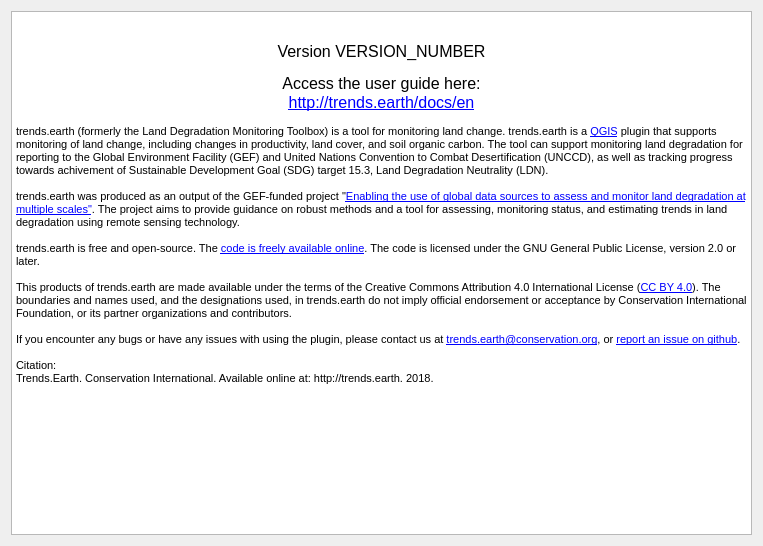
This is LDMP/gui/DlgAbout.ui in ConservationInternational/trends.earth as Qt 5 draws it before an edit. The edited form follows.
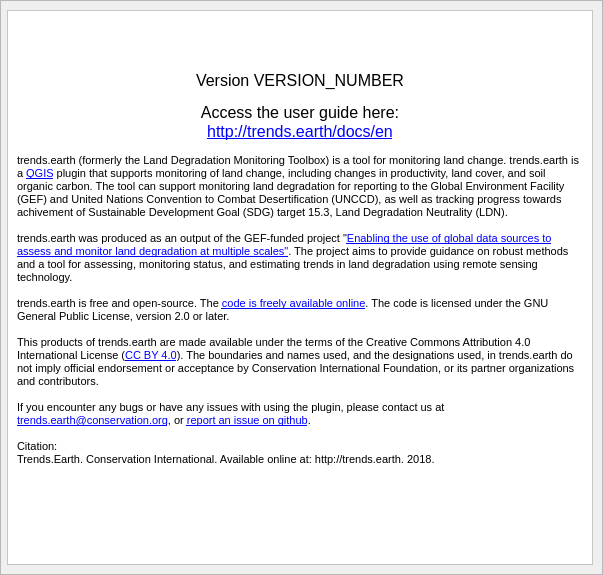
This is the edited form. Icons and pictures are not drawn.

Diff of the .ui file:
```diff
--- a/LDMP/gui/DlgAbout.ui
+++ b/LDMP/gui/DlgAbout.ui
@@ -6,61 +6,187 @@
    <rect>
     <x>0</x>
     <y>0</y>
-    <width>763</width>
-    <height>546</height>
+    <width>603</width>
+    <height>575</height>
    </rect>
   </property>
+  <property name="sizePolicy">
+   <sizepolicy hsizetype="Preferred" vsizetype="Preferred">
+    <horstretch>0</horstretch>
+    <verstretch>0</verstretch>
+   </sizepolicy>
+  </property>
+  <property name="maximumSize">
+   <size>
+    <width>16777215</width>
+    <height>16777215</height>
+   </size>
+  </property>
   <property name="windowTitle">
    <string>About trends.earth</string>
   </property>
-  <layout class="QGridLayout" name="gridLayout">
-   <item row="0" column="0" colspan="2">
-    <widget class="QTextBrowser" name="textBrowser">
-     <property name="styleSheet">
-      <string notr="true"/>
+  <layout class="QVBoxLayout" name="verticalLayout_3">
+   <property name="spacing">
+    <number>0</number>
+   </property>
+   <property name="leftMargin">
+    <number>0</number>
+   </property>
+   <property name="topMargin">
+    <number>0</number>
+   </property>
+   <property name="rightMargin">
+    <number>0</number>
+   </property>
+   <property name="bottomMargin">
+    <number>0</number>
+   </property>
+   <item>
+    <widget class="QScrollArea" name="scrollArea">
+     <property name="frameShadow">
+      <enum>QFrame::Plain</enum>
      </property>
-     <property name="html">
-      <string>&lt;!DOCTYPE HTML PUBLIC &quot;-//W3C//DTD HTML 4.0//EN&quot; &quot;http://www.w3.org/TR/REC-html40/strict.dtd&quot;&gt;
-&lt;html&gt;&lt;head&gt;&lt;meta name=&quot;qrichtext&quot; content=&quot;1&quot; /&gt;&lt;style type=&quot;text/css&quot;&gt;
-p, li { white-space: pre-wrap; }
-&lt;/style&gt;&lt;/head&gt;&lt;body style=&quot; font-family:'MS Shell Dlg 2'; font-size:7.875pt; font-weight:400; font-style:normal;&quot;&gt;
-&lt;p align=&quot;center&quot; style=&quot; margin-top:0px; margin-bottom:0px; margin-left:0px; margin-right:0px; -qt-block-indent:0; text-indent:0px;&quot;&gt;&lt;img src=&quot;:/plugins/LDMP/icons/trends_earth_logo_bl_small.png&quot; /&gt;&lt;/p&gt;
-&lt;p align=&quot;center&quot; style=&quot;-qt-paragraph-type:empty; margin-top:0px; margin-bottom:0px; margin-left:0px; margin-right:0px; -qt-block-indent:0; text-indent:0px; font-size:8pt;&quot;&gt;&lt;br /&gt;&lt;/p&gt;
-&lt;p align=&quot;center&quot; style=&quot; margin-top:0px; margin-bottom:0px; margin-left:0px; margin-right:0px; -qt-block-indent:0; text-indent:0px;&quot;&gt;&lt;span style=&quot; font-size:12pt;&quot;&gt;Version VERSION_NUMBER&lt;/span&gt;&lt;/p&gt;
-&lt;p align=&quot;center&quot; style=&quot;-qt-paragraph-type:empty; margin-top:0px; margin-bottom:0px; margin-left:0px; margin-right:0px; -qt-block-indent:0; text-indent:0px; font-size:8pt;&quot;&gt;&lt;br /&gt;&lt;/p&gt;
-&lt;p align=&quot;center&quot; style=&quot; margin-top:0px; margin-bottom:0px; margin-left:0px; margin-right:0px; -qt-block-indent:0; text-indent:0px;&quot;&gt;&lt;span style=&quot; font-size:12pt;&quot;&gt;Access the user guide here:&lt;/span&gt;&lt;/p&gt;
-&lt;p align=&quot;center&quot; style=&quot; margin-top:0px; margin-bottom:0px; margin-left:0px; margin-right:0px; -qt-block-indent:0; text-indent:0px;&quot;&gt;&lt;a href=&quot;http://trends.earth/docs/en&quot;&gt;&lt;span style=&quot; font-size:12pt; text-decoration: underline; color:#0000ff;&quot;&gt;http://trends.earth/docs/en&lt;/span&gt;&lt;/a&gt;&lt;/p&gt;
-&lt;p style=&quot;-qt-paragraph-type:empty; margin-top:0px; margin-bottom:0px; margin-left:0px; margin-right:0px; -qt-block-indent:0; text-indent:0px; font-size:8pt;&quot;&gt;&lt;br /&gt;&lt;/p&gt;
-&lt;p style=&quot; margin-top:0px; margin-bottom:0px; margin-left:0px; margin-right:0px; -qt-block-indent:0; text-indent:0px;&quot;&gt;&lt;span style=&quot; font-size:8pt;&quot;&gt;trends.earth (formerly the Land Degradation Monitoring Toolbox) is a tool for monitoring land change. trends.earth is a &lt;/span&gt;&lt;a href=&quot;http://www.qgis.org&quot;&gt;&lt;span style=&quot; font-size:8pt; text-decoration: underline; color:#0000ff;&quot;&gt;QGIS&lt;/span&gt;&lt;/a&gt;&lt;span style=&quot; font-size:8pt;&quot;&gt; plugin that supports monitoring of land change, including changes in productivity, land cover, and soil organic carbon. The tool can support monitoring land degradation for reporting to the Global Environment Facility (GEF) and United Nations Convention to Combat Desertification (UNCCD), as well as tracking progress towards achivement of Sustainable Development Goal (SDG) target 15.3, Land Degradation Neutrality (LDN).&lt;/span&gt;&lt;/p&gt;
-&lt;p style=&quot;-qt-paragraph-type:empty; margin-top:0px; margin-bottom:0px; margin-left:0px; margin-right:0px; -qt-block-indent:0; text-indent:0px; font-size:8pt;&quot;&gt;&lt;br /&gt;&lt;/p&gt;
-&lt;p style=&quot; margin-top:0px; margin-bottom:0px; margin-left:0px; margin-right:0px; -qt-block-indent:0; text-indent:0px;&quot;&gt;&lt;span style=&quot; font-size:8pt;&quot;&gt;trends.earth was produced as an output of the GEF-funded project &amp;quot;&lt;/span&gt;&lt;a href=&quot;http://vitalsigns.org/gef-ldmp&quot;&gt;&lt;span style=&quot; font-size:8pt; text-decoration: underline; color:#0000ff;&quot;&gt;Enabling the use of global data sources to assess and monitor land degradation at multiple scales&amp;quot;&lt;/span&gt;&lt;/a&gt;&lt;span style=&quot; font-size:8pt;&quot;&gt;. The project aims to provide guidance on robust methods and a tool for assessing, monitoring status, and estimating trends in land degradation using remote sensing technology.&lt;/span&gt;&lt;/p&gt;
-&lt;p style=&quot;-qt-paragraph-type:empty; margin-top:0px; margin-bottom:0px; margin-left:0px; margin-right:0px; -qt-block-indent:0; text-indent:0px; font-size:8pt;&quot;&gt;&lt;br /&gt;&lt;/p&gt;
-&lt;p style=&quot; margin-top:0px; margin-bottom:0px; margin-left:0px; margin-right:0px; -qt-block-indent:0; text-indent:0px;&quot;&gt;&lt;span style=&quot; font-size:8pt;&quot;&gt;trends.earth is free and open-source. The &lt;/span&gt;&lt;a href=&quot;https://github.com/ConservationInternational/trends.earth&quot;&gt;&lt;span style=&quot; font-size:8pt; text-decoration: underline; color:#0000ff;&quot;&gt;code is freely available online&lt;/span&gt;&lt;/a&gt;&lt;span style=&quot; font-size:8pt;&quot;&gt;. The code is licensed under the GNU General Public License, version 2.0 or later.&lt;/span&gt;&lt;/p&gt;
-&lt;p style=&quot;-qt-paragraph-type:empty; margin-top:0px; margin-bottom:0px; margin-left:0px; margin-right:0px; -qt-block-indent:0; text-indent:0px; font-size:8pt;&quot;&gt;&lt;br /&gt;&lt;/p&gt;
-&lt;p style=&quot; margin-top:0px; margin-bottom:0px; margin-left:0px; margin-right:0px; -qt-block-indent:0; text-indent:0px;&quot;&gt;&lt;span style=&quot; font-size:8pt;&quot;&gt;This products of trends.earth are made available under the terms of the Creative Commons Attribution 4.0 International License (&lt;/span&gt;&lt;a href=&quot;https://creativecommons.org/licenses/by/4.0/&quot;&gt;&lt;span style=&quot; font-size:8pt; text-decoration: underline; color:#0000ff;&quot;&gt;CC BY 4.0&lt;/span&gt;&lt;/a&gt;&lt;span style=&quot; font-size:8pt;&quot;&gt;). The boundaries and names used, and the designations used, in trends.earth do not imply official endorsement or acceptance by Conservation International Foundation, or its partner organizations and contributors.&lt;/span&gt;&lt;/p&gt;
-&lt;p style=&quot;-qt-paragraph-type:empty; margin-top:0px; margin-bottom:0px; margin-left:0px; margin-right:0px; -qt-block-indent:0; text-indent:0px; font-size:8pt;&quot;&gt;&lt;br /&gt;&lt;/p&gt;
-&lt;p style=&quot; margin-top:0px; margin-bottom:0px; margin-left:0px; margin-right:0px; -qt-block-indent:0; text-indent:0px;&quot;&gt;&lt;span style=&quot; font-size:8pt;&quot;&gt;If you encounter any bugs or have any issues with using the plugin, please contact us at &lt;/span&gt;&lt;a href=&quot;mailto:trends.earth@conservation.org&quot;&gt;&lt;span style=&quot; font-size:8pt; text-decoration: underline; color:#0000ff;&quot;&gt;trends.earth@conservation.org&lt;/span&gt;&lt;/a&gt;&lt;span style=&quot; font-size:8pt;&quot;&gt;, or &lt;/span&gt;&lt;a href=&quot;https://github.com/ConservationInternational/trends.earth/issues&quot;&gt;&lt;span style=&quot; font-size:8pt; text-decoration: underline; color:#0000ff;&quot;&gt;report an issue on github&lt;/span&gt;&lt;/a&gt;&lt;span style=&quot; font-size:8pt;&quot;&gt;.&lt;/span&gt;&lt;/p&gt;
-&lt;p style=&quot;-qt-paragraph-type:empty; margin-top:0px; margin-bottom:0px; margin-left:0px; margin-right:0px; -qt-block-indent:0; text-indent:0px; font-size:8pt;&quot;&gt;&lt;br /&gt;&lt;/p&gt;
-&lt;p style=&quot; margin-top:0px; margin-bottom:0px; margin-left:0px; margin-right:0px; -qt-block-indent:0; text-indent:0px;&quot;&gt;&lt;span style=&quot; font-size:8pt;&quot;&gt;Citation:&lt;/span&gt;&lt;/p&gt;
-&lt;p style=&quot; margin-top:0px; margin-bottom:0px; margin-left:0px; margin-right:0px; -qt-block-indent:0; text-indent:0px;&quot;&gt;&lt;span style=&quot; font-size:8pt;&quot;&gt;Trends.Earth. Conservation International. Available online at: http://trends.earth. 2018.&lt;/span&gt;&lt;/p&gt;
-&lt;p style=&quot;-qt-paragraph-type:empty; margin-top:0px; margin-bottom:0px; margin-left:0px; margin-right:0px; -qt-block-indent:0; text-indent:0px; font-size:8pt;&quot;&gt;&lt;br /&gt;&lt;/p&gt;
-&lt;p style=&quot;-qt-paragraph-type:empty; margin-top:0px; margin-bottom:0px; margin-left:0px; margin-right:0px; -qt-block-indent:0; text-indent:0px; font-size:8pt;&quot;&gt;&lt;br /&gt;&lt;/p&gt;
-&lt;p style=&quot;-qt-paragraph-type:empty; margin-top:0px; margin-bottom:0px; margin-left:0px; margin-right:0px; -qt-block-indent:0; text-indent:0px; font-size:8pt;&quot;&gt;&lt;br /&gt;&lt;/p&gt;
-&lt;table border=&quot;0&quot; style=&quot; margin-top:0px; margin-bottom:0px; margin-left:0px; margin-right:0px;&quot; width=&quot;100%&quot; cellspacing=&quot;0&quot; cellpadding=&quot;0&quot;&gt;
-&lt;tr&gt;
-&lt;td style=&quot; vertical-align:middle;&quot;&gt;
-&lt;p align=&quot;center&quot; style=&quot; margin-top:0px; margin-bottom:0px; margin-left:0px; margin-right:0px; -qt-block-indent:0; text-indent:0px;&quot;&gt;&lt;img src=&quot;:/plugins/LDMP/icons/GEF_logo_small.png&quot; style=&quot;vertical-align: middle;&quot; /&gt;&lt;/p&gt;&lt;/td&gt;
-&lt;td style=&quot; vertical-align:middle;&quot;&gt;
-&lt;p align=&quot;center&quot; style=&quot; margin-top:0px; margin-bottom:0px; margin-left:0px; margin-right:0px; -qt-block-indent:0; text-indent:0px;&quot;&gt;&lt;img src=&quot;:/plugins/LDMP/icons/CI_logo_small.png&quot; style=&quot;vertical-align: middle;&quot; /&gt;&lt;/p&gt;&lt;/td&gt;
-&lt;td style=&quot; vertical-align:middle;&quot;&gt;
-&lt;p align=&quot;center&quot; style=&quot; margin-top:0px; margin-bottom:0px; margin-left:0px; margin-right:0px; -qt-block-indent:0; text-indent:0px;&quot;&gt;&lt;img src=&quot;:/plugins/LDMP/icons/LU_logo_small.png&quot; style=&quot;vertical-align: middle;&quot; /&gt;&lt;/p&gt;&lt;/td&gt;
-&lt;td style=&quot; vertical-align:middle;&quot;&gt;
-&lt;p align=&quot;center&quot; style=&quot; margin-top:0px; margin-bottom:0px; margin-left:0px; margin-right:0px; -qt-block-indent:0; text-indent:0px;&quot;&gt;&lt;img src=&quot;:/plugins/LDMP/icons/NASA_logo_small.png&quot; style=&quot;vertical-align: middle;&quot; /&gt;&lt;/p&gt;&lt;/td&gt;
-&lt;td&gt;&lt;/td&gt;&lt;/tr&gt;&lt;/table&gt;&lt;/body&gt;&lt;/html&gt;</string>
+     <property name="lineWidth">
+      <number>0</number>
      </property>
-     <property name="openExternalLinks">
+     <property name="widgetResizable">
       <bool>true</bool>
      </property>
+     <widget class="QWidget" name="scrollAreaWidgetContents">
+      <property name="geometry">
+       <rect>
+        <x>0</x>
+        <y>0</y>
+        <width>599</width>
+        <height>571</height>
+       </rect>
+      </property>
+      <layout class="QVBoxLayout" name="verticalLayout">
+       <property name="leftMargin">
+        <number>6</number>
+       </property>
+       <item>
+        <widget class="QFrame" name="frame">
+         <property name="autoFillBackground">
+          <bool>false</bool>
+         </property>
+         <property name="styleSheet">
+          <string notr="true">* { background-color: white; }</string>
+         </property>
+         <property name="frameShape">
+          <enum>QFrame::StyledPanel</enum>
+         </property>
+         <property name="frameShadow">
+          <enum>QFrame::Raised</enum>
+         </property>
+         <layout class="QVBoxLayout" name="verticalLayout_2">
+          <item>
+           <widget class="QLabel" name="label">
+            <property name="text">
+             <string/>
+            </property>
+            <property name="pixmap">
+             <pixmap>../icons/trends_earth_logo_bl_small.png</pixmap>
+            </property>
+            <property name="alignment">
+             <set>Qt::AlignCenter</set>
+            </property>
+            <property name="wordWrap">
+             <bool>true</bool>
+            </property>
+           </widget>
+          </item>
+          <item>
+           <widget class="QLabel" name="textBrowser">
+            <property name="text">
+             <string>&lt;p align=&quot;center&quot; style=&quot; margin-top:0px; margin-bottom:0px; margin-left:0px; margin-right:0px; -qt-block-indent:0; text-indent:0px;&quot;&gt;&lt;span style=&quot; font-family:'MS Shell Dlg 2'; font-size:12pt;&quot;&gt;Version VERSION_NUMBER&lt;/span&gt;&lt;/p&gt;
+&lt;p align=&quot;center&quot; style=&quot;-qt-paragraph-type:empty; margin-top:0px; margin-bottom:0px; margin-left:0px; margin-right:0px; -qt-block-indent:0; text-indent:0px; font-family:'MS Shell Dlg 2'; font-size:8pt;&quot;&gt;&lt;br /&gt;&lt;/p&gt;
+&lt;p align=&quot;center&quot; style=&quot; margin-top:0px; margin-bottom:0px; margin-left:0px; margin-right:0px; -qt-block-indent:0; text-indent:0px;&quot;&gt;&lt;span style=&quot; font-family:'MS Shell Dlg 2'; font-size:12pt;&quot;&gt;Access the user guide here:&lt;/span&gt;&lt;/p&gt;
+&lt;p align=&quot;center&quot; style=&quot; margin-top:0px; margin-bottom:0px; margin-left:0px; margin-right:0px; -qt-block-indent:0; text-indent:0px;&quot;&gt;&lt;a href=&quot;http://trends.earth/docs/en&quot;&gt;&lt;span style=&quot; font-family:'MS Shell Dlg 2'; font-size:12pt; text-decoration: underline; color:#0000ff;&quot;&gt;http://trends.earth/docs/en&lt;/span&gt;&lt;/a&gt;&lt;/p&gt;
+&lt;p style=&quot;-qt-paragraph-type:empty; margin-top:0px; margin-bottom:0px; margin-left:0px; margin-right:0px; -qt-block-indent:0; text-indent:0px; font-family:'MS Shell Dlg 2'; font-size:8pt;&quot;&gt;&lt;br /&gt;&lt;/p&gt;
+&lt;p style=&quot; margin-top:0px; margin-bottom:0px; margin-left:0px; margin-right:0px; -qt-block-indent:0; text-indent:0px;&quot;&gt;&lt;span style=&quot; font-family:'MS Shell Dlg 2'; font-size:8pt;&quot;&gt;trends.earth (formerly the Land Degradation Monitoring Toolbox) is a tool for monitoring land change. trends.earth is a &lt;/span&gt;&lt;a href=&quot;http://www.qgis.org&quot;&gt;&lt;span style=&quot; font-family:'MS Shell Dlg 2'; font-size:8pt; text-decoration: underline; color:#0000ff;&quot;&gt;QGIS&lt;/span&gt;&lt;/a&gt;&lt;span style=&quot; font-family:'MS Shell Dlg 2'; font-size:8pt;&quot;&gt; plugin that supports monitoring of land change, including changes in productivity, land cover, and soil organic carbon. The tool can support monitoring land degradation for reporting to the Global Environment Facility (GEF) and United Nations Convention to Combat Desertification (UNCCD), as well as tracking progress towards achivement of Sustainable Development Goal (SDG) target 15.3, Land Degradation Neutrality (LDN).&lt;/span&gt;&lt;/p&gt;
+&lt;p style=&quot;-qt-paragraph-type:empty; margin-top:0px; margin-bottom:0px; margin-left:0px; margin-right:0px; -qt-block-indent:0; text-indent:0px; font-family:'MS Shell Dlg 2'; font-size:8pt;&quot;&gt;&lt;br /&gt;&lt;/p&gt;
+&lt;p style=&quot; margin-top:0px; margin-bottom:0px; margin-left:0px; margin-right:0px; -qt-block-indent:0; text-indent:0px;&quot;&gt;&lt;span style=&quot; font-family:'MS Shell Dlg 2'; font-size:8pt;&quot;&gt;trends.earth was produced as an output of the GEF-funded project &amp;quot;&lt;/span&gt;&lt;a href=&quot;http://vitalsigns.org/gef-ldmp&quot;&gt;&lt;span style=&quot; font-family:'MS Shell Dlg 2'; font-size:8pt; text-decoration: underline; color:#0000ff;&quot;&gt;Enabling the use of global data sources to assess and monitor land degradation at multiple scales&amp;quot;&lt;/span&gt;&lt;/a&gt;&lt;span style=&quot; font-family:'MS Shell Dlg 2'; font-size:8pt;&quot;&gt;. The project aims to provide guidance on robust methods and a tool for assessing, monitoring status, and estimating trends in land degradation using remote sensing technology.&lt;/span&gt;&lt;/p&gt;
+&lt;p style=&quot;-qt-paragraph-type:empty; margin-top:0px; margin-bottom:0px; margin-left:0px; margin-right:0px; -qt-block-indent:0; text-indent:0px; font-family:'MS Shell Dlg 2'; font-size:8pt;&quot;&gt;&lt;br /&gt;&lt;/p&gt;
+&lt;p style=&quot; margin-top:0px; margin-bottom:0px; margin-left:0px; margin-right:0px; -qt-block-indent:0; text-indent:0px;&quot;&gt;&lt;span style=&quot; font-family:'MS Shell Dlg 2'; font-size:8pt;&quot;&gt;trends.earth is free and open-source. The &lt;/span&gt;&lt;a href=&quot;https://github.com/ConservationInternational/trends.earth&quot;&gt;&lt;span style=&quot; font-family:'MS Shell Dlg 2'; font-size:8pt; text-decoration: underline; color:#0000ff;&quot;&gt;code is freely available online&lt;/span&gt;&lt;/a&gt;&lt;span style=&quot; font-family:'MS Shell Dlg 2'; font-size:8pt;&quot;&gt;. The code is licensed under the GNU General Public License, version 2.0 or later.&lt;/span&gt;&lt;/p&gt;
+&lt;p style=&quot;-qt-paragraph-type:empty; margin-top:0px; margin-bottom:0px; margin-left:0px; margin-right:0px; -qt-block-indent:0; text-indent:0px; font-family:'MS Shell Dlg 2'; font-size:8pt;&quot;&gt;&lt;br /&gt;&lt;/p&gt;
+&lt;p style=&quot; margin-top:0px; margin-bottom:0px; margin-left:0px; margin-right:0px; -qt-block-indent:0; text-indent:0px;&quot;&gt;&lt;span style=&quot; font-family:'MS Shell Dlg 2'; font-size:8pt;&quot;&gt;This products of trends.earth are made available under the terms of the Creative Commons Attribution 4.0 International License (&lt;/span&gt;&lt;a href=&quot;https://creativecommons.org/licenses/by/4.0/&quot;&gt;&lt;span style=&quot; font-family:'MS Shell Dlg 2'; font-size:8pt; text-decoration: underline; color:#0000ff;&quot;&gt;CC BY 4.0&lt;/span&gt;&lt;/a&gt;&lt;span style=&quot; font-family:'MS Shell Dlg 2'; font-size:8pt;&quot;&gt;). The boundaries and names used, and the designations used, in trends.earth do not imply official endorsement or acceptance by Conservation International Foundation, or its partner organizations and contributors.&lt;/span&gt;&lt;/p&gt;
+&lt;p style=&quot;-qt-paragraph-type:empty; margin-top:0px; margin-bottom:0px; margin-left:0px; margin-right:0px; -qt-block-indent:0; text-indent:0px; font-family:'MS Shell Dlg 2'; font-size:8pt;&quot;&gt;&lt;br /&gt;&lt;/p&gt;
+&lt;p style=&quot; margin-top:0px; margin-bottom:0px; margin-left:0px; margin-right:0px; -qt-block-indent:0; text-indent:0px;&quot;&gt;&lt;span style=&quot; font-family:'MS Shell Dlg 2'; font-size:8pt;&quot;&gt;If you encounter any bugs or have any issues with using the plugin, please contact us at &lt;/span&gt;&lt;a href=&quot;mailto:trends.earth@conservation.org&quot;&gt;&lt;span style=&quot; font-family:'MS Shell Dlg 2'; font-size:8pt; text-decoration: underline; color:#0000ff;&quot;&gt;trends.earth@conservation.org&lt;/span&gt;&lt;/a&gt;&lt;span style=&quot; font-family:'MS Shell Dlg 2'; font-size:8pt;&quot;&gt;, or &lt;/span&gt;&lt;a href=&quot;https://github.com/ConservationInternational/trends.earth/issues&quot;&gt;&lt;span style=&quot; font-family:'MS Shell Dlg 2'; font-size:8pt; text-decoration: underline; color:#0000ff;&quot;&gt;report an issue on github&lt;/span&gt;&lt;/a&gt;&lt;span style=&quot; font-family:'MS Shell Dlg 2'; font-size:8pt;&quot;&gt;.&lt;/span&gt;&lt;/p&gt;
+&lt;p style=&quot;-qt-paragraph-type:empty; margin-top:0px; margin-bottom:0px; margin-left:0px; margin-right:0px; -qt-block-indent:0; text-indent:0px; font-family:'MS Shell Dlg 2'; font-size:8pt;&quot;&gt;&lt;br /&gt;&lt;/p&gt;
+&lt;p style=&quot; margin-top:0px; margin-bottom:0px; margin-left:0px; margin-right:0px; -qt-block-indent:0; text-indent:0px;&quot;&gt;&lt;span style=&quot; font-family:'MS Shell Dlg 2'; font-size:8pt;&quot;&gt;Citation:&lt;/span&gt;&lt;/p&gt;
+&lt;p style=&quot; margin-top:0px; margin-bottom:0px; margin-left:0px; margin-right:0px; -qt-block-indent:0; text-indent:0px;&quot;&gt;&lt;span style=&quot; font-family:'MS Shell Dlg 2'; font-size:8pt;&quot;&gt;Trends.Earth. Conservation International. Available online at: http://trends.earth. 2018.&lt;/span&gt;&lt;/p&gt;
+&lt;p style=&quot;-qt-paragraph-type:empty; margin-top:0px; margin-bottom:0px; margin-left:0px; margin-right:0px; -qt-block-indent:0; text-indent:0px; font-family:'MS Shell Dlg 2'; font-size:8pt;&quot;&gt;&lt;br /&gt;&lt;/p&gt;
+&lt;p style=&quot;-qt-paragraph-type:empty; margin-top:0px; margin-bottom:0px; margin-left:0px; margin-right:0px; -qt-block-indent:0; text-indent:0px; font-family:'MS Shell Dlg 2'; font-size:8pt;&quot;&gt;&lt;br /&gt;&lt;/p&gt;
+&lt;p style=&quot;-qt-paragraph-type:empty; margin-top:0px; margin-bottom:0px; margin-left:0px; margin-right:0px; -qt-block-indent:0; text-indent:0px; font-family:'MS Shell Dlg 2'; font-size:8pt;&quot;&gt;&lt;br /&gt;&lt;/p&gt;
+                                    </string>
+            </property>
+            <property name="wordWrap">
+             <bool>true</bool>
+            </property>
+           </widget>
+          </item>
+          <item>
+           <layout class="QHBoxLayout" name="horizontalLayout">
+            <item>
+             <widget class="QLabel" name="label_5">
+              <property name="text">
+               <string/>
+              </property>
+              <property name="pixmap">
+               <pixmap>../icons/GEF_Logo_small.png</pixmap>
+              </property>
+              <property name="alignment">
+               <set>Qt::AlignCenter</set>
+              </property>
+             </widget>
+            </item>
+            <item>
+             <widget class="QLabel" name="label_4">
+              <property name="text">
+               <string/>
+              </property>
+              <property name="pixmap">
+               <pixmap>../icons/CI_Logo_small.png</pixmap>
+              </property>
+              <property name="alignment">
+               <set>Qt::AlignCenter</set>
+              </property>
+             </widget>
+            </item>
+            <item>
+             <widget class="QLabel" name="label_6">
+              <property name="text">
+               <string/>
+              </property>
+              <property name="pixmap">
+               <pixmap>../icons/LU_Logo_small.png</pixmap>
+              </property>
+              <property name="alignment">
+               <set>Qt::AlignCenter</set>
+              </property>
+             </widget>
+            </item>
+            <item>
+             <widget class="QLabel" name="label_3">
+              <property name="text">
+               <string/>
+              </property>
+              <property name="pixmap">
+               <pixmap>../icons/NASA_Logo_small.png</pixmap>
+              </property>
+              <property name="alignment">
+               <set>Qt::AlignCenter</set>
+              </property>
+             </widget>
+            </item>
+           </layout>
+          </item>
+         </layout>
+        </widget>
+       </item>
+      </layout>
+     </widget>
     </widget>
    </item>
   </layout>
```
Left out of the diff: 3 changed lines with no effect on the pictures.
